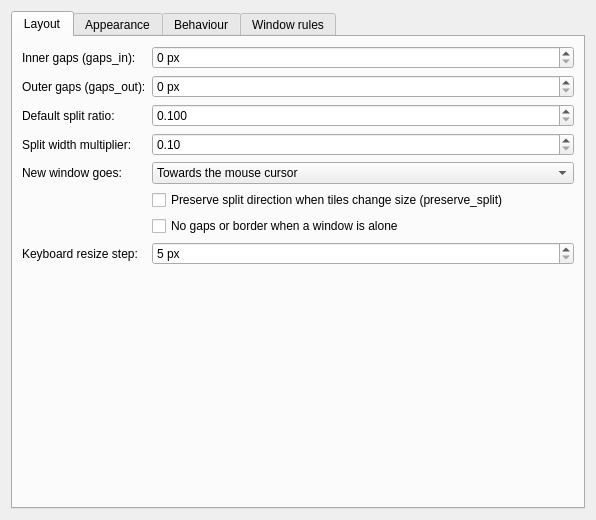
Old version of the form package/contents/ui/config.ui in the repository DGBooth/HyprKwin.
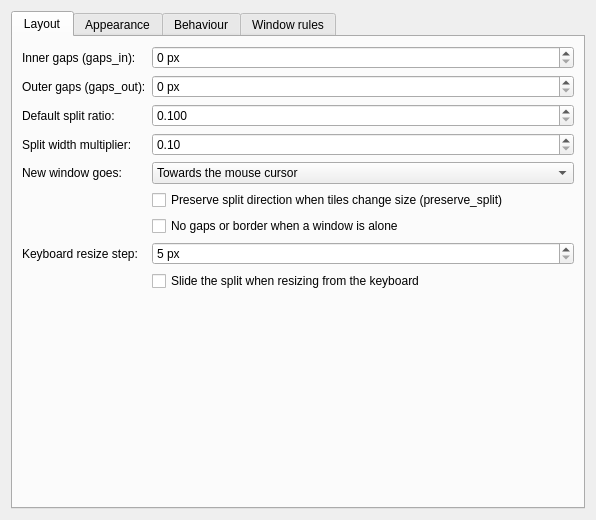
New version of the form. Custom widgets are drawn as their Qt base class.

Commit message: Slide the divider on keyboard resize

Diff of the .ui file:
```diff
--- a/package/contents/ui/config.ui
+++ b/package/contents/ui/config.ui
@@ -85,6 +85,12 @@
          <property name="maximum"><number>1000</number></property>
         </widget>
        </item>
+       <item row="8" column="1">
+        <widget class="QCheckBox" name="kcfg_SlideSplits">
+         <property name="text"><string>Slide the split when resizing from the keyboard</string></property>
+         <property name="toolTip"><string>Moves the divider over about a tenth of a second, resizing the windows for real at each step the way dragging an edge does. Off: it jumps.</string></property>
+        </widget>
+       </item>
       </layout>
      </widget>
      <widget class="QWidget" name="appearanceTab">
```
The commit also changes 5 other files.
